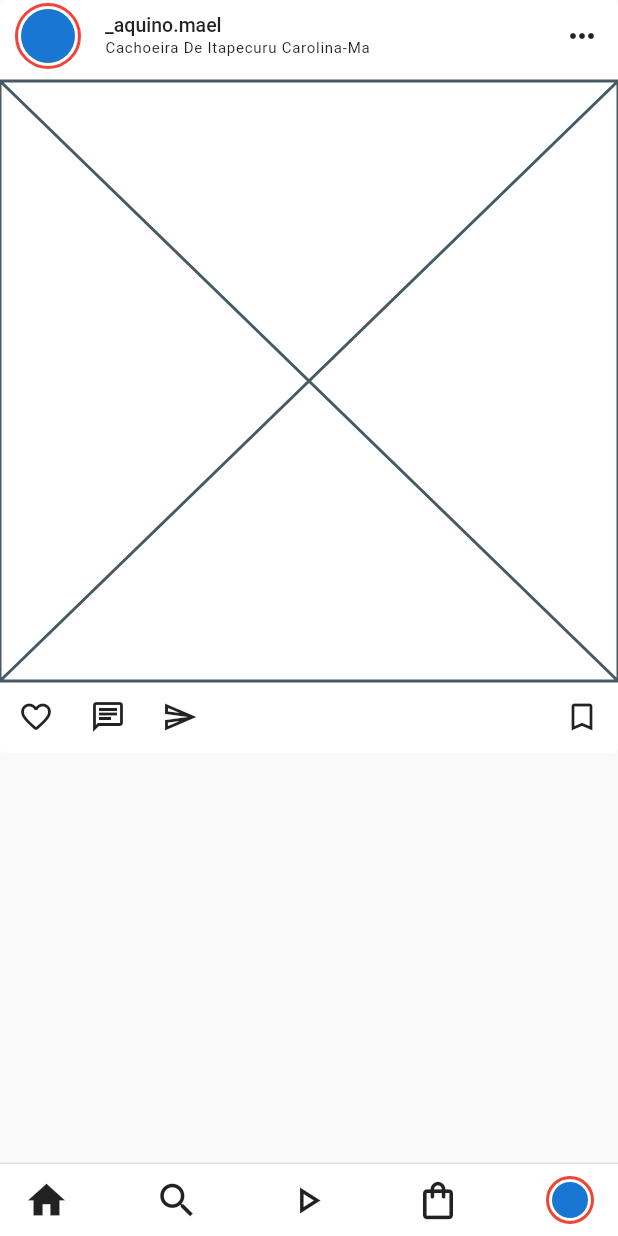
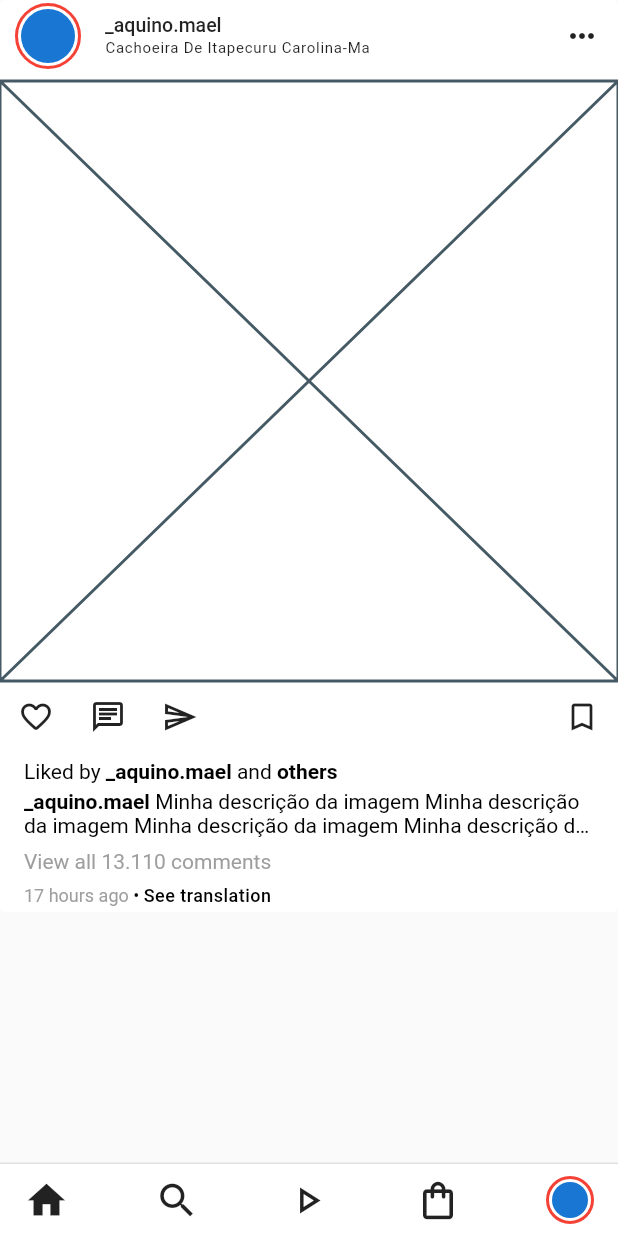
Before and after one commit to aquino-mael/instagram_clone, a Flutter app: the FeedPost widget shown alone on an empty page, opened directly, on a phone screen of 412 x 824 dp. Run offline on Flutter 3.47's test engine with Material 2 defaults, Android fonts, the phone set to English and light mode, and no system bars.

Commit message:
create post comments widget

```diff
--- a/lib/src/ui/screens/home/widgets/feed_post.dart
+++ b/lib/src/ui/screens/home/widgets/feed_post.dart
@@ -105,6 +105,7 @@ class FeedPost extends StatelessWidget {
               ),
             ],
           ),
+          const PostComments(),
         ],
       ),
     );
--- /dev/null
+++ b/lib/src/ui/screens/home/widgets/post_comments.dart
@@ -0,0 +1,106 @@
+import 'package:flutter/material.dart';
+
+class PostComments extends StatelessWidget {
+  const PostComments({Key? key}) : super(key: key);
+
+  @override
+  Widget build(BuildContext context) {
+    return Padding(
+      padding: const EdgeInsets.symmetric(
+        horizontal: 16.0,
+        vertical: 4.0,
+      ),
+      child: Column(
+        mainAxisSize: MainAxisSize.min,
+        crossAxisAlignment: CrossAxisAlignment.stretch,
+        children: [
+          RichText(
+            text: const TextSpan(
+              style: TextStyle(
+                color: Colors.black,
+              ),
+              text: "Liked by ",
+              children: [
+                TextSpan(
+                  text: "_aquino.mael",
+                  style: TextStyle(
+                    fontWeight: FontWeight.bold,
+                  ),
+                ),
+                TextSpan(
+                  text: " and ",
+                ),
+                TextSpan(
+                  text: "others",
+                  style: TextStyle(
+                    fontWeight: FontWeight.bold,
+                  ),
+                ),
+              ],
+            ),
+          ),
+          const SizedBox(
+            height: 4.0,
+          ),
+          RichText(
+            maxLines: 2,
+            overflow: TextOverflow.ellipsis,
+            text: const TextSpan(
+              style: TextStyle(
+                color: Colors.black,
+              ),
+              children: [
+                TextSpan(
+                  text: "_aquino.mael ",
+                  style: TextStyle(
+                    fontWeight: FontWeight.bold,
+                  ),
+                ),
+                TextSpan(
+                  text: "Minha descrição da imagem Minha descrição da imagem Minha descrição da imagem Minha descrição da imagem Minha descrição da imagem Minha descrição da imagem Minha descrição da imagem Minha descrição da imagem"
+                ),
+              ]
+            ),
+          ),
+          const SizedBox(
+            height: 8.0,
+          ),
+          const Text(
+            "View all 13.110 comments",
+            style: TextStyle(
+              color: Colors.grey,
+            ),
+          ),
+          const SizedBox(
+            height: 8.0,
+          ),
+          RichText(
+            text: const TextSpan(
+              text: "17 hours ago",
+              style: TextStyle(
+                color: Colors.grey,
+                fontSize: 12.0
+              ),
+              children: [
+                TextSpan(
+                  text: " • ",
+                  style: TextStyle(
+                    color: Colors.black,
+                  )
+                ),
+                TextSpan(
+                  text: "See translation",
+                  style: TextStyle(
+                    color: Colors.black,
+                    fontWeight: FontWeight.w500,
+                    letterSpacing: .3
+                  ),
+                ),
+              ]
+            ),
+          ),
+        ],
+      ),
+    );
+  }
+}
--- a/lib/src/ui/screens/home/widgets/widgets.dart
+++ b/lib/src/ui/screens/home/widgets/widgets.dart
@@ -1,2 +1,3 @@
 export 'feed_post.dart';
+export 'post_comments.dart';
 export 'stories.dart';
```
